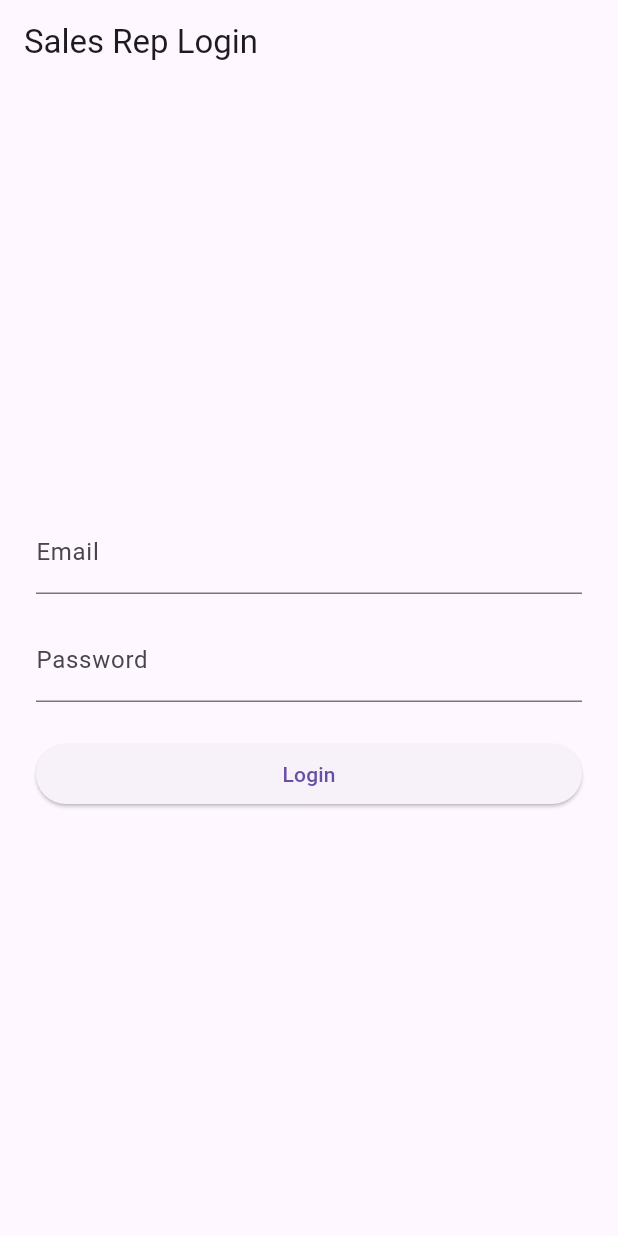
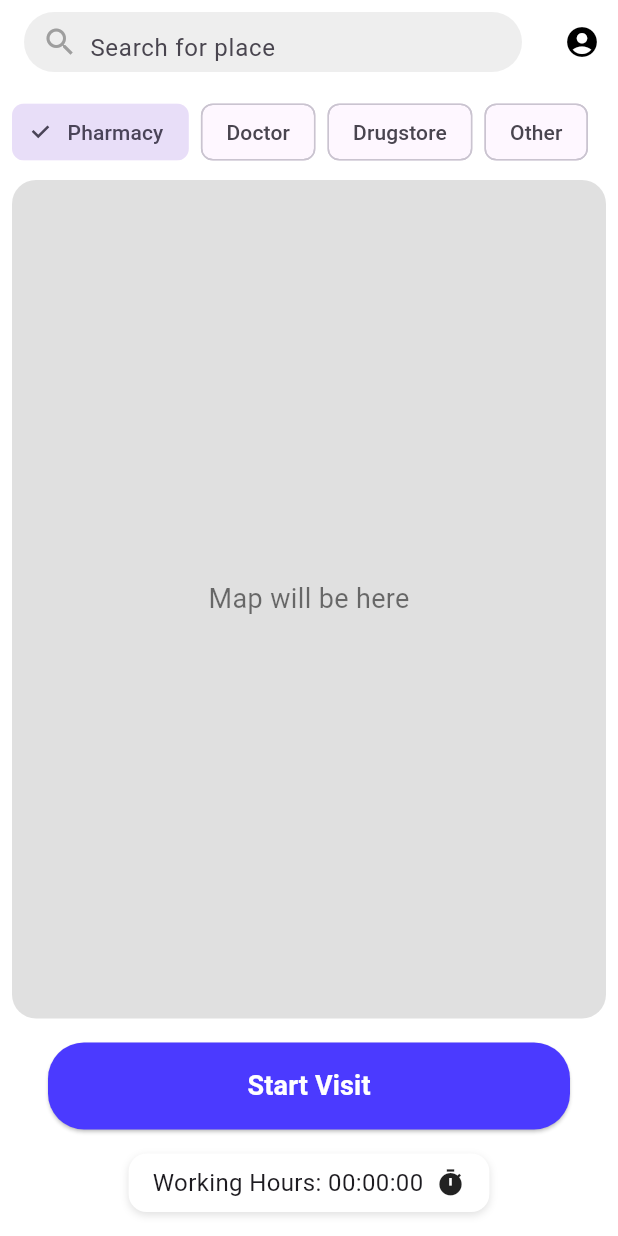
Before and after one commit to zhyarJB/salespro_flutter, a Flutter app: the screen it shows after launch, on a phone screen of 412 x 824 dp. Run offline on Flutter 3.47's test engine with Material 3 defaults, Android fonts, the phone set to English and light mode, and no system bars; our stand-ins replace shared_preferences.

Commit message:
created a login screen and home_screen.dart

```diff
--- /dev/null
+++ b/lib/home_screen.dart
@@ -0,0 +1,188 @@
+import 'package:flutter/material.dart';
+import 'dart:async';
+
+class HomeScreen extends StatefulWidget {
+  const HomeScreen({Key? key}) : super(key: key);
+
+  @override
+  State<HomeScreen> createState() => _HomeScreenState();
+}
+
+class _HomeScreenState extends State<HomeScreen> {
+  late final List<String> categories;
+  int selectedCategory = 0;
+
+  Duration _elapsed = Duration.zero;
+  Timer? _timer;
+  bool _visitStarted = false;
+
+  @override
+  void initState() {
+    super.initState();
+    categories = ['Pharmacy', 'Doctor', 'Drugstore', 'Other'];
+  }
+
+  void _startVisit() {
+    setState(() {
+      _visitStarted = true;
+      _elapsed = Duration.zero;
+    });
+    _timer = Timer.periodic(const Duration(seconds: 1), (timer) {
+      setState(() {
+        _elapsed = _elapsed + const Duration(seconds: 1);
+      });
+    });
+  }
+
+  void _stopVisit() {
+    _timer?.cancel();
+    setState(() {
+      _visitStarted = false;
+      _elapsed = Duration.zero;
+    });
+  }
+
+  String _formatDuration(Duration d) {
+    String twoDigits(int n) => n.toString().padLeft(2, '0');
+    return "${twoDigits(d.inHours)}:${twoDigits(d.inMinutes % 60)}:${twoDigits(d.inSeconds % 60)}";
+  }
+
+  @override
+  void dispose() {
+    _timer?.cancel();
+    super.dispose();
+  }
+
+  @override
+  Widget build(BuildContext context) {
+    return Scaffold(
+      appBar: AppBar(
+        backgroundColor: Colors.white,
+        elevation: 0,
+        title: Container(
+          height: 40,
+          decoration: BoxDecoration(
+            color: Colors.grey[200],
+            borderRadius: BorderRadius.circular(20),
+          ),
+          child: Row(
+            children: [
+              const SizedBox(width: 12),
+              const Icon(Icons.search, color: Colors.grey),
+              const SizedBox(width: 8),
+              Expanded(
+                child: TextField(
+                  decoration: const InputDecoration(
+                    border: InputBorder.none,
+                    hintText: 'Search for place',
+                  ),
+                ),
+              ),
+            ],
+          ),
+        ),
+        actions: [
+          IconButton(
+            icon: const Icon(Icons.account_circle, color: Colors.black),
+            onPressed: () {},
+          ),
+        ],
+      ),
+      body: Column(
+        children: [
+          // Category filter
+          Padding(
+            padding: const EdgeInsets.symmetric(vertical: 8.0, horizontal: 8.0),
+            child: Row(
+              mainAxisAlignment: MainAxisAlignment.start,
+              children: List.generate(categories.length, (index) {
+                return Padding(
+                  padding: const EdgeInsets.only(right: 8.0),
+                  child: ChoiceChip(
+                    label: Text(categories[index]),
+                    selected: selectedCategory == index,
+                    onSelected: (selected) {
+                      setState(() {
+                        selectedCategory = index;
+                      });
+                    },
+                  ),
+                );
+              }),
+            ),
+          ),
+          // Map placeholder
+          Expanded(
+            child: Container(
+              margin: const EdgeInsets.symmetric(horizontal: 8.0),
+              decoration: BoxDecoration(
+                color: Colors.grey[300],
+                borderRadius: BorderRadius.circular(16),
+              ),
+              child: const Center(
+                child: Text(
+                  'Map will be here',
+                  style: TextStyle(fontSize: 18, color: Colors.black54),
+                ),
+              ),
+            ),
+          ),
+          // Start/Stop Visit button
+          Padding(
+            padding: const EdgeInsets.symmetric(
+              vertical: 16.0,
+              horizontal: 32.0,
+            ),
+            child: SizedBox(
+              width: double.infinity,
+              child: ElevatedButton(
+                style: ElevatedButton.styleFrom(
+                  backgroundColor: const Color(0xFF4B3AFF),
+                  shape: RoundedRectangleBorder(
+                    borderRadius: BorderRadius.circular(24),
+                  ),
+                  padding: const EdgeInsets.symmetric(vertical: 16),
+                ),
+                onPressed: _visitStarted ? _stopVisit : _startVisit,
+                child: Text(
+                  _visitStarted ? 'Stop Visit' : 'Start Visit',
+                  style: const TextStyle(fontSize: 18, fontWeight: FontWeight.bold, color: Colors.white),
+                ),
+              ),
+            ),
+          ),
+          // Working hours count up
+          Padding(
+            padding: const EdgeInsets.only(bottom: 16.0),
+            child: Container(
+              decoration: BoxDecoration(
+                color: Colors.white,
+                borderRadius: BorderRadius.circular(12),
+                boxShadow: [
+                  BoxShadow(
+                    color: Colors.black12,
+                    blurRadius: 4,
+                    offset: Offset(0, 2),
+                  ),
+                ],
+              ),
+              padding: const EdgeInsets.symmetric(horizontal: 16, vertical: 8),
+              child: Row(
+                mainAxisSize: MainAxisSize.min,
+                children: [
+                  Text(
+                    'Working Hours: ${_formatDuration(_elapsed)}',
+                    style: const TextStyle(fontSize: 16),
+                  ),
+                  const SizedBox(width: 8),
+                  const Icon(Icons.timer, size: 20),
+                ],
+              ),
+            ),
+          ),
+        ],
+      ),
+      backgroundColor: Colors.white,
+    );
+  }
+}
--- a/lib/main.dart
+++ b/lib/main.dart
@@ -1,6 +1,7 @@
 import 'package:flutter/material.dart';
 import 'services/auth_service.dart';
 import 'salesrep_login.dart';
+import 'home_screen.dart';
 
 void main() {
   runApp(const SalesProApp());
@@ -17,7 +18,8 @@ class SalesProApp extends StatelessWidget {
       theme: ThemeData(
         primarySwatch: Colors.blue,
       ),
-      home: const SalesRepLoginScreen(),
+      // home: const SalesRepLoginScreen(),
+      home: HomeScreen(),
     );
   }
 }
--- a/lib/salesrep_login.dart
+++ b/lib/salesrep_login.dart
@@ -1,6 +1,6 @@
 import 'package:flutter/material.dart';
 import 'services/auth_service.dart';
-import 'success_screen.dart';
+import 'home_screen.dart';
 
 class SalesRepLoginScreen extends StatefulWidget {
   const SalesRepLoginScreen({Key? key}) : super(key: key);
@@ -31,10 +31,10 @@ class _SalesRepLoginScreenState extends State<SalesRepLoginScreen> {
       _errorMessage = success ? null : 'Invalid email or password';
     });
     if (success) {
-      // Navigate to SuccessScreen
+      // Navigate to HomeScreen
       Navigator.pushReplacement(
         context,
-        MaterialPageRoute(builder: (context) => const SuccessScreen()),
+        MaterialPageRoute(builder: (context) => const HomeScreen()),
       );
     }
   }
--- a/lib/success_screen.dart
+++ /dev/null
@@ -1,18 +0,0 @@
-import 'package:flutter/material.dart';
-
-class SuccessScreen extends StatelessWidget {
-  const SuccessScreen({Key? key}) : super(key: key);
-
-  @override
-  Widget build(BuildContext context) {
-    return Scaffold(
-      appBar: AppBar(title: const Text('Success')),
-      body: const Center(
-        child: Text(
-          'Hello',
-          style: TextStyle(fontSize: 32, fontWeight: FontWeight.bold),
-        ),
-      ),
-    );
-  }
-}
```
